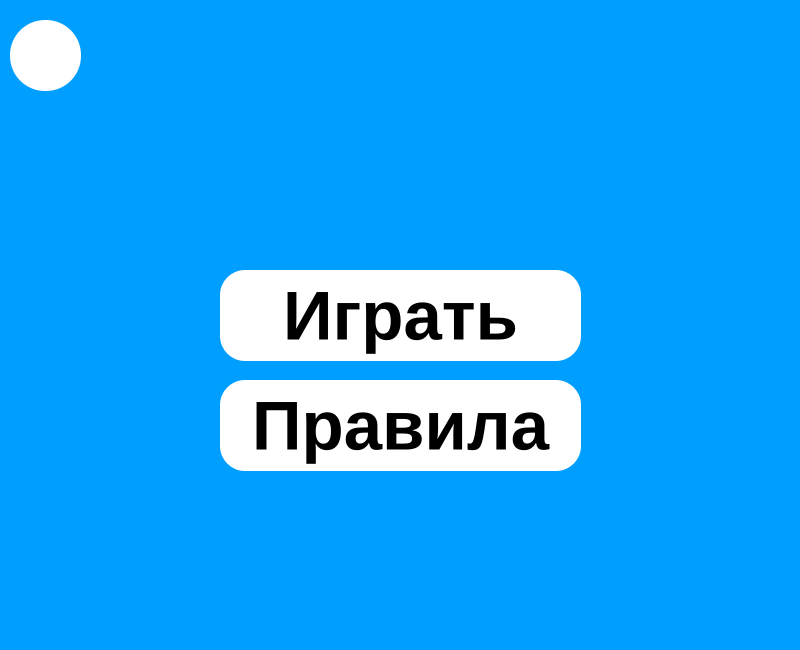
Before: the Qt Designer form StartWindow.ui in FlyTech1/SeaShips, drawn with Qt 5.
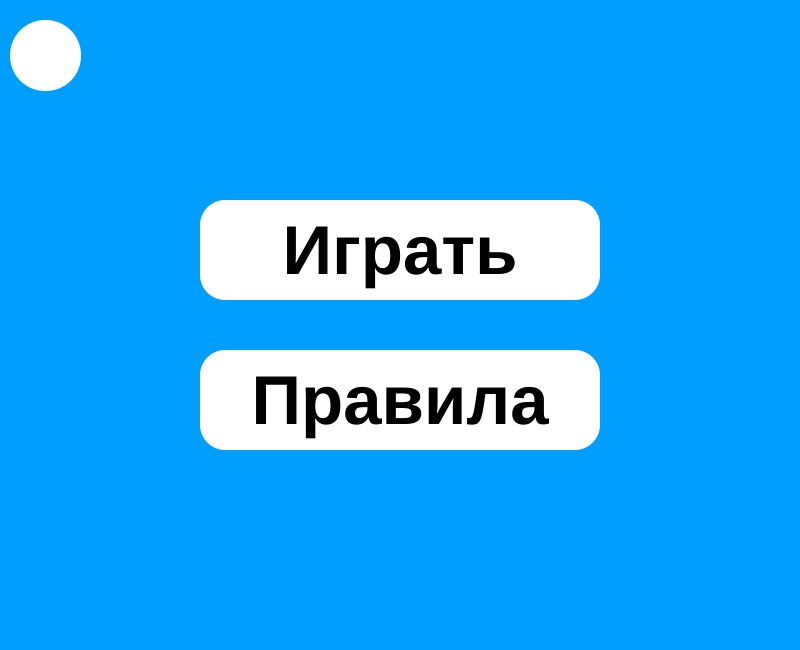
After: the same form once the commit is applied. Icons and pictures are not drawn.

Patch:
```diff
--- a/StartWindow.ui
+++ b/StartWindow.ui
@@ -25,10 +25,10 @@
    <widget class="QPushButton" name="pushButton">
     <property name="geometry">
      <rect>
-      <x>220</x>
-      <y>270</y>
-      <width>361</width>
-      <height>91</height>
+      <x>200</x>
+      <y>200</y>
+      <width>400</width>
+      <height>100</height>
      </rect>
     </property>
     <property name="font">
@@ -57,10 +57,10 @@
    <widget class="QPushButton" name="pushButton_2">
     <property name="geometry">
      <rect>
-      <x>220</x>
-      <y>380</y>
-      <width>361</width>
-      <height>91</height>
+      <x>200</x>
+      <y>350</y>
+      <width>400</width>
+      <height>100</height>
      </rect>
     </property>
     <property name="font">
```
Left out of the diff: 4 changed lines with no effect on the pictures.
